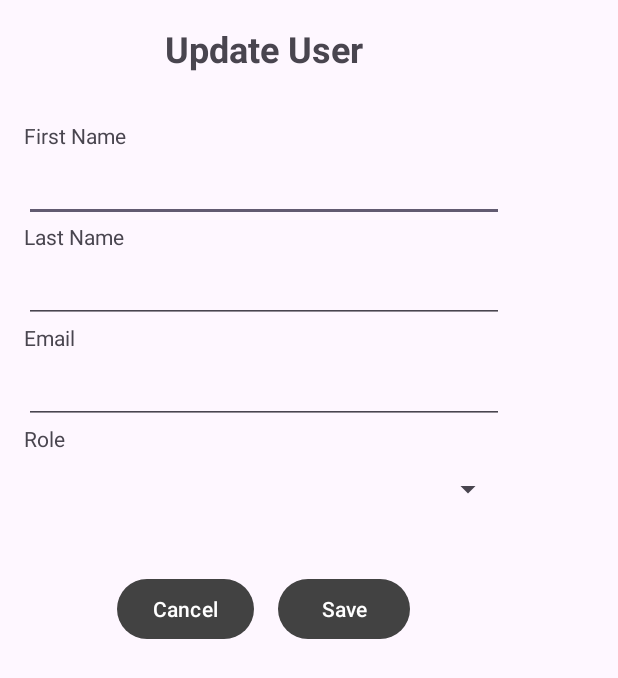
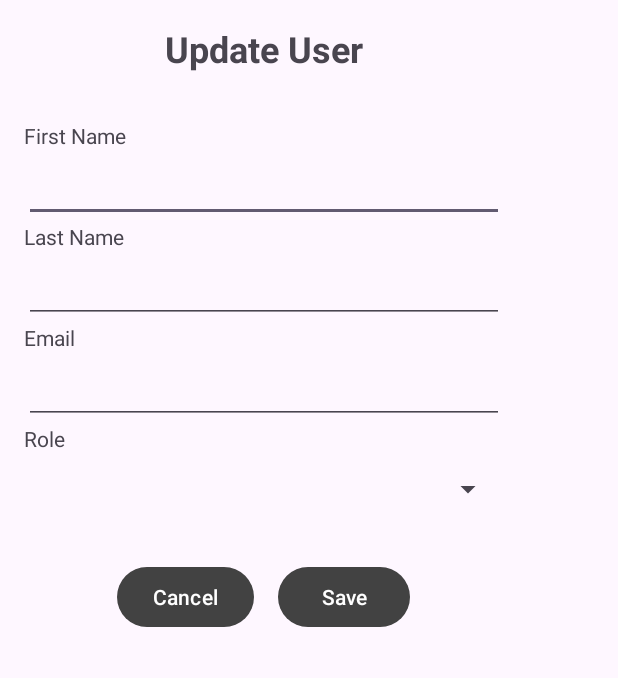
Before and after one commit to youssef-faik/retail-manager-mobile-app, an Android app: the layout dialog_update_user.xml on its own in the app's theme, with its tools: preview values and no code run, on a phone screen of 412 x 824 dp. Shown: the top 678 px of the screen. Run offline under Robolectric (Android 15) with nearby library versions, the phone set to English and light mode, and no system bars.

Commit message:
tweak some UI elements

```diff
--- a/app/src/main/res/layout/activity_login.xml
+++ b/app/src/main/res/layout/activity_login.xml
@@ -28,7 +28,7 @@
         android:layout_width="match_parent"
         android:layout_height="wrap_content"
         android:orientation="vertical"
-        android:padding="16dp">
+        android:padding="24dp">
 
         <TextView
             android:layout_width="wrap_content"
--- a/app/src/main/res/layout/activity_products.xml
+++ b/app/src/main/res/layout/activity_products.xml
@@ -50,7 +50,7 @@
         android:layout_height="wrap_content"
         android:layout_gravity="center"
         android:layout_marginTop="32dp"
-        android:text="No available product."
+        android:text="There are currently no products."
         android:visibility="gone" />
 
     <ListView
--- a/app/src/main/res/layout/dialog_update_user.xml
+++ b/app/src/main/res/layout/dialog_update_user.xml
@@ -14,14 +14,14 @@
         android:layout_height="wrap_content"
         android:layout_gravity="center_horizontal"
         android:layout_marginBottom="32dp"
-        android:text="Update User"
+        android:text="@string/update_user"
         android:textSize="24sp"
         android:textStyle="bold" />
 
     <TextView
         android:layout_width="wrap_content"
         android:layout_height="wrap_content"
-        android:text="First Name" />
+        android:text="@string/first_name" />
 
     <EditText
         android:id="@+id/first_name_edit_text"
@@ -34,7 +34,7 @@
     <TextView
         android:layout_width="wrap_content"
         android:layout_height="wrap_content"
-        android:text="Last Name" />
+        android:text="@string/last_name" />
 
     <EditText
         android:id="@+id/last_name_edit_text"
@@ -60,7 +60,7 @@
     <TextView
         android:layout_width="wrap_content"
         android:layout_height="wrap_content"
-        android:text="Role" />
+        android:text="@string/role" />
 
     <Spinner
         android:id="@+id/spinner_user_role"
@@ -68,10 +68,22 @@
         android:layout_height="wrap_content"
         android:minHeight="48dp" />
 
+    <TextView
+        android:id="@+id/updateEmailWarningTextView"
+        android:layout_width="wrap_content"
+        android:layout_height="wrap_content"
+        android:layout_gravity="center_vertical|center_horizontal"
+        android:layout_marginTop="24dp"
+        android:visibility="gone"
+        android:text="@string/modifying_user_email_warning"
+        android:textAlignment="center"
+        app:drawableLeftCompat="@android:drawable/stat_sys_warning"
+        app:drawableTint="#FFCC80" />
+
     <LinearLayout
         android:layout_width="match_parent"
         android:layout_height="wrap_content"
-        android:layout_marginTop="32dp"
+        android:layout_marginTop="24dp"
         android:gravity="center">
 
         <Button
@@ -88,15 +100,5 @@
             android:text="@string/save" />
 
     </LinearLayout>
-    <TextView
-        android:id="@+id/updateEmailWarningTextView"
-        android:layout_width="wrap_content"
-        android:layout_height="wrap_content"
-        android:layout_gravity="center_vertical|center_horizontal"
-        android:layout_marginTop="8dp"
-        android:drawableTint="#FFCA28"
-        android:visibility="gone"
-        android:text="Modifying the email address of the current user results in a sign-out."
-        android:textAlignment="center"
-        app:drawableLeftCompat="@android:drawable/stat_sys_warning" />
+
 </LinearLayout>
--- a/app/src/main/res/values/strings.xml
+++ b/app/src/main/res/values/strings.xml
@@ -25,4 +25,9 @@
     <string name="dialog_message">dialog message</string>
     <string name="dialog_title">dialog title</string>
     <string name="copyright">© 2023 IBSYS SARL.</string>
+    <string name="modifying_user_email_warning">Modifying the email address of the current user results in a sign-out.</string>
+    <string name="update_user">Update User</string>
+    <string name="first_name">First Name</string>
+    <string name="last_name">Last Name</string>
+    <string name="role">Role</string>
 </resources>
```
